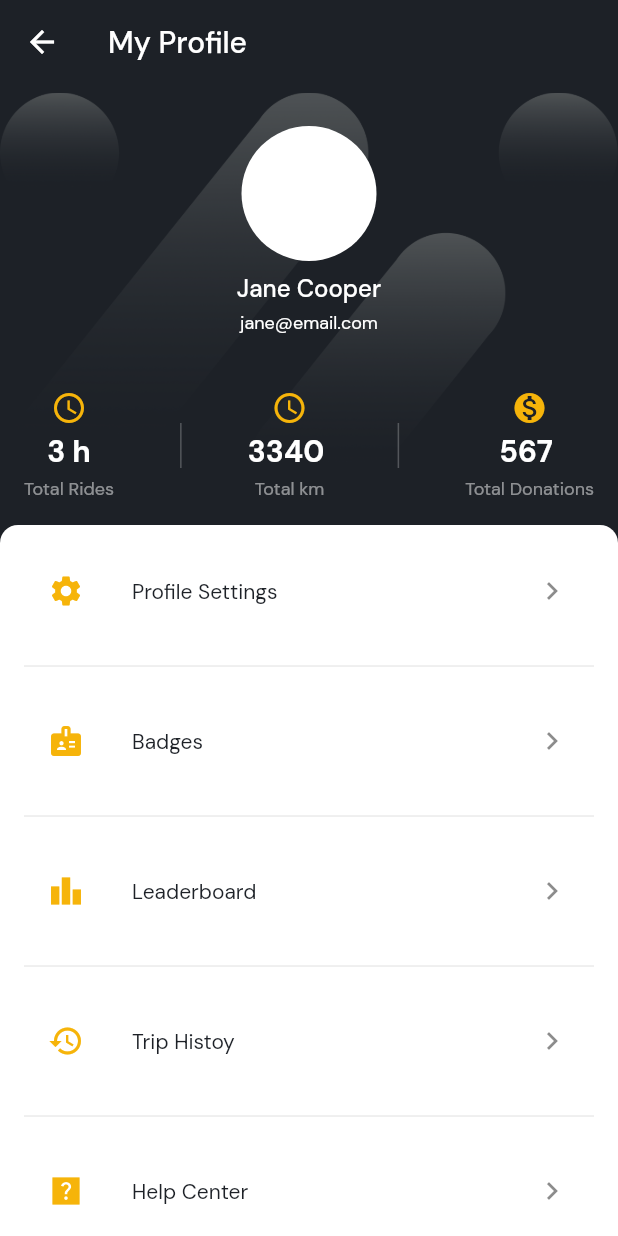
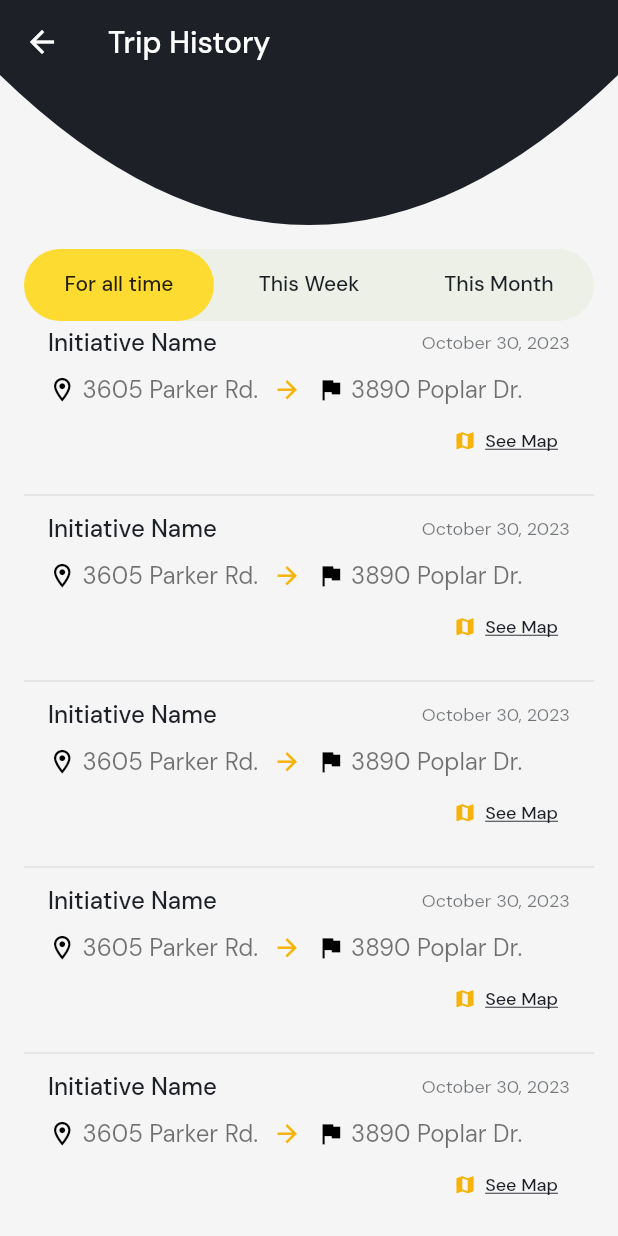
Before and after one commit to ChebacGrigore/Cycle_for_Lisbon_flutter, a Flutter app: the ProfileScreen screen opened directly, after a tap on "Trip Histoy", on a phone screen of 412 x 824 dp. Run offline on Flutter 3.47's test engine with Material 2 defaults, Android fonts, the phone set to English and light mode, and no system bars; our stand-ins replace flutter_riverpod, flutter_svg, google_fonts.

Commit message:
map history

```diff
--- a/lib/view/screens/profile/profile_screen.dart
+++ b/lib/view/screens/profile/profile_screen.dart
@@ -4,6 +4,7 @@ import 'package:cfl/view/screens/profile/badges.dart';
 import 'package:cfl/view/screens/profile/help_center.dart';
 import 'package:cfl/view/screens/profile/leaderboard.dart';
 import 'package:cfl/view/screens/profile/profile_settings.dart';
+import 'package:cfl/view/screens/profile/trip_history.dart';
 import 'package:cfl/view/styles/styles.dart';
 import 'package:flutter/material.dart';
 import 'package:google_fonts/google_fonts.dart';
@@ -171,7 +172,9 @@ class _ProfileScreenState extends State<ProfileScreen> {
                       AppListTile(
                         title: 'Trip Histoy',
                         icon: Icons.history,
-                        onTap: () {},
+                        onTap: () {
+                          context.push(const TripHistoryScreen());
+                        },
                         trailing: const Icon(Icons.chevron_right_outlined),
                       ),
                       const SizedBox(height: 14),
--- /dev/null
+++ b/lib/view/screens/profile/trip_history.dart
@@ -0,0 +1,215 @@
+import 'package:cfl/shared/buildcontext_ext.dart';
+import 'package:cfl/view/screens/profile/profile_settings.dart';
+import 'package:cfl/view/screens/profile/trip_history_map.dart';
+import 'package:cfl/view/styles/styles.dart';
+import 'package:flutter/material.dart';
+import 'package:flutter_riverpod/flutter_riverpod.dart';
+import 'package:google_fonts/google_fonts.dart';
+
+class TripHistoryScreen extends StatefulWidget {
+  const TripHistoryScreen({super.key});
+
+  @override
+  State<TripHistoryScreen> createState() => _TripHistoryScreenState();
+}
+
+class _TripHistoryScreenState extends State<TripHistoryScreen> {
+  @override
+  Widget build(BuildContext context) {
+    return Scaffold(
+      backgroundColor: AppColors.background,
+      body: CustomScrollView(
+        slivers: [
+          SliverAppBar(
+            backgroundColor: AppColors.background,
+            floating: true,
+            pinned: true,
+            snap: true,
+            expandedHeight: 150,
+            iconTheme: const IconThemeData(
+              color: AppColors.white,
+            ),
+            title: Text(
+              'Trip History',
+              style: GoogleFonts.dmSans(
+                color: AppColors.white,
+              ),
+            ),
+            flexibleSpace: FlexibleSpaceBar(
+              background: Stack(children: <Widget>[
+                ClipPath(
+                  clipper: HeaderClipper(
+                    avatarRadius: 0,
+                  ),
+                  child: CustomPaint(
+                    size: const Size.fromHeight(220),
+                    painter: HeaderPainter(
+                        color: AppColors.primaryColor, avatarRadius: 0),
+                  ),
+                ),
+              ]),
+            ),
+          ),
+          SliverFillRemaining(
+            child: Padding(
+                padding: const EdgeInsets.all(16),
+                child: DefaultTabController(
+                  length: 3,
+                  child: SizedBox(
+                    height: MediaQuery.of(context).size.height,
+                    child: Column(
+                      children: [
+                        Container(
+                          decoration: BoxDecoration(
+                            borderRadius: BorderRadius.circular(100),
+                            color: AppColors.tertiaryColor,
+                          ),
+                          child: TabBar(
+                              unselectedLabelColor: AppColors.primaryColor,
+                              indicator: BoxDecoration(
+                                  borderRadius: BorderRadius.circular(50),
+                                  color: AppColors.secondaryColor),
+                              tabs: const [
+                                Tab(
+                                  text: 'For all time',
+                                ),
+                                Tab(
+                                  text: 'This Week',
+                                ),
+                                Tab(
+                                  text: 'This Month',
+                                ),
+                              ]),
+                        ),
+                        Expanded(
+                          child: PageView(
+                            children: List.generate(
+                                3, (index) => const TripHistoryItem()),
+                          ),
+                        ),
+                      ],
+                    ),
+                  ),
+                )),
+          ),
+        ],
+      ),
+    );
+  }
+}
+
+class TripHistoryItem extends ConsumerWidget {
+  const TripHistoryItem({super.key});
+
+  @override
+  Widget build(BuildContext context, WidgetRef ref) {
+    return ListView.separated(
+      itemCount: 5,
+      itemBuilder: (ctx, idx) {
+        return ListTile(
+          title: Row(
+            mainAxisAlignment: MainAxisAlignment.spaceBetween,
+            children: [
+              Text(
+                'Initiative Name',
+                style: GoogleFonts.dmSans(
+                  fontSize: 16,
+                  color: AppColors.primaryColor,
+                  fontWeight: FontWeight.w500,
+                ),
+              ),
+              Text(
+                'October 30, 2023',
+                style: GoogleFonts.dmSans(
+                  fontSize: 12,
+                  color: AppColors.primaryColor.withOpacity(0.60),
+                ),
+              ),
+            ],
+          ),
+          subtitle: Column(
+            crossAxisAlignment: CrossAxisAlignment.end,
+            children: [
+              const SizedBox(height: 10),
+              Row(
+                children: const [
+                  TripHistoryInfo(
+                    icon: Icons.location_on_outlined,
+                    text: '3605 Parker Rd.',
+                  ),
+                  SizedBox(width: 10),
+                  Icon(
+                    Icons.arrow_forward,
+                    size: 19,
+                    color: AppColors.accentColor,
+                  ),
+                  SizedBox(width: 10),
+                  TripHistoryInfo(
+                    icon: Icons.flag,
+                    text: '3890 Poplar Dr.',
+                  ),
+                ],
+              ),
+              SizedBox(
+                width: 90,
+                child: TextButton(
+                  onPressed: () {
+                    context.push(const TripMapScreen());
+                  },
+                  child: Row(
+                    mainAxisAlignment: MainAxisAlignment.end,
+                    children: [
+                      const Icon(Icons.map, size: 15),
+                      const SizedBox(width: 6),
+                      Text(
+                        'See Map',
+                        style: GoogleFonts.dmSans(
+                          fontSize: 12,
+                          fontWeight: FontWeight.w500,
+                          color: AppColors.primaryColor,
+                          decoration: TextDecoration.underline,
+                        ),
+                      ),
+                    ],
+                  ),
+                ),
+              ),
+            ],
+          ),
+        );
+      },
+      separatorBuilder: (ctx, idx) {
+        return const Divider();
+      },
+    );
+  }
+}
+
+class TripHistoryInfo extends StatelessWidget {
+  const TripHistoryInfo({
+    super.key,
+    required this.icon,
+    required this.text,
+  });
+  final IconData icon;
+  final String text;
+  @override
+  Widget build(BuildContext context) {
+    return Row(
+      children: [
+        Icon(
+          icon,
+          color: AppColors.black,
+          size: 19,
+        ),
+        const SizedBox(width: 4),
+        Text(
+          text,
+          style: GoogleFonts.dmSans(
+            fontSize: 16,
+          ),
+        ),
+      ],
+    );
+  }
+}
--- /dev/null
+++ b/lib/view/screens/profile/trip_history_map.dart
@@ -0,0 +1,15 @@
+import 'package:flutter/material.dart';
+
+class TripMapScreen extends StatefulWidget {
+  const TripMapScreen({Key? key}) : super(key: key);
+
+  @override
+  State<TripMapScreen> createState() => _TripMapScreenState();
+}
+
+class _TripMapScreenState extends State<TripMapScreen> {
+  @override
+  Widget build(BuildContext context) {
+    return Scaffold();
+  }
+}
```
